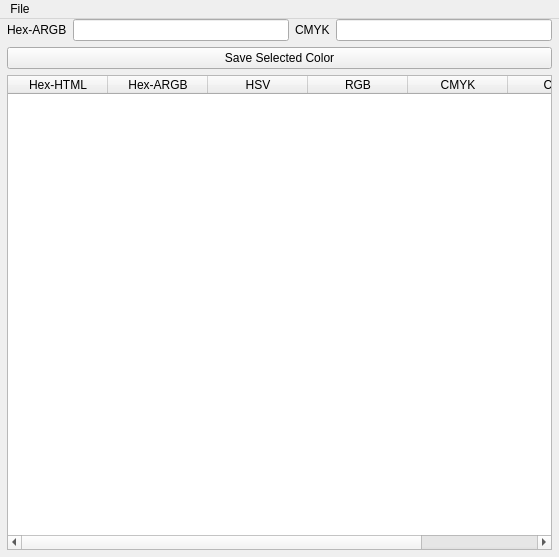
The window that mainwindow.ui (keshavbhatt/ColorPicker) describes before a commit, drawn with Qt 5.
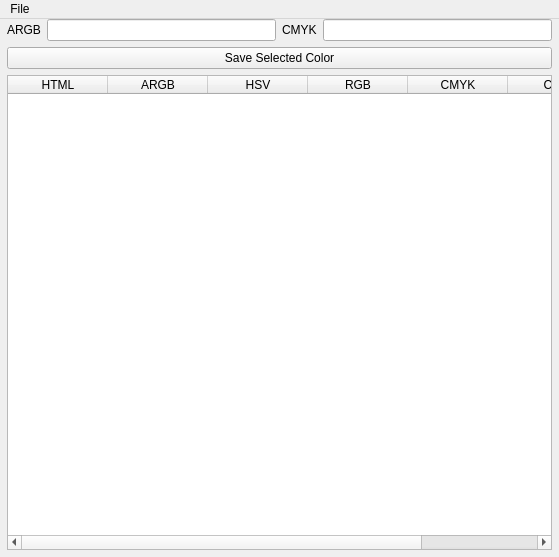
The same window after the commit. Icons and pictures are not drawn.

```diff
--- a/mainwindow.ui
+++ b/mainwindow.ui
@@ -60,7 +60,7 @@
           <item row="0" column="0">
            <widget class="QLabel" name="label">
             <property name="text">
-             <string>Hex-ARGB</string>
+             <string>ARGB</string>
             </property>
            </widget>
           </item>
@@ -115,12 +115,12 @@
           </attribute>
           <column>
            <property name="text">
-            <string>Hex-HTML</string>
+            <string>HTML</string>
            </property>
           </column>
           <column>
            <property name="text">
-            <string>Hex-ARGB</string>
+            <string>ARGB</string>
            </property>
           </column>
           <column>
```
Left out of the diff: 29 changed lines with no effect on the pictures.
